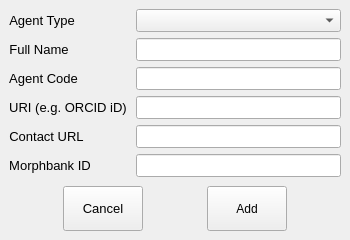
kopolzin/bioimages-collection-manager, file src/newagentdialog.ui: the form before one commit.
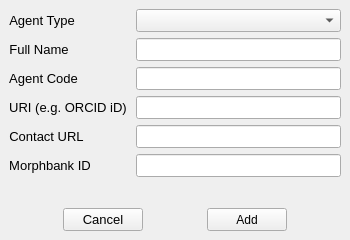
The form after the commit.

Commit message: Fixed button size and spacing

Diff of the .ui file:
```diff
--- a/src/newagentdialog.ui
+++ b/src/newagentdialog.ui
@@ -216,6 +216,19 @@
      </item>
     </layout>
    </item>
+   <item>
+    <spacer name="verticalSpacer">
+     <property name="orientation">
+      <enum>Qt::Vertical</enum>
+     </property>
+     <property name="sizeHint" stdset="0">
+      <size>
+       <width>20</width>
+       <height>40</height>
+      </size>
+     </property>
+    </spacer>
+   </item>
    <item>
     <layout class="QHBoxLayout" name="horizontalLayout">
      <item>
```
The commit also changes 1 other file.
